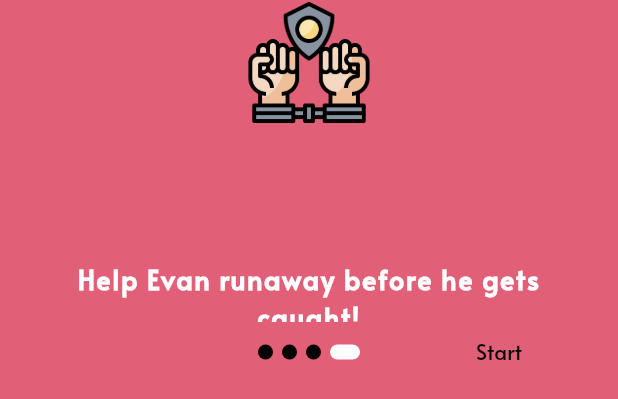
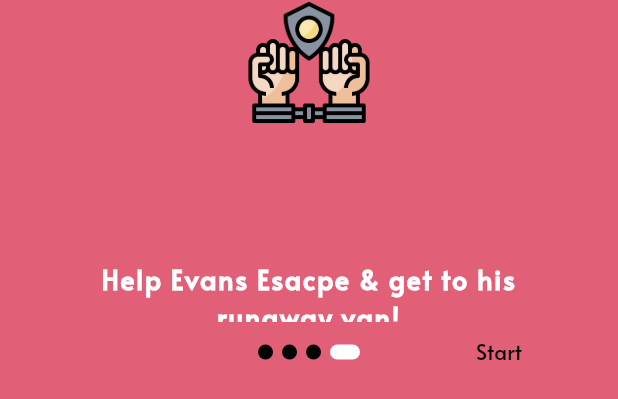
Before and after one commit to parzuko/HelpEvansEscape, a Flutter app: the IntroScreen widget shown alone on an empty page, opened directly, after a tap on "Skip", on a phone screen of 412 x 824 dp. Shown: the top 399 px of the screen. Run offline on Flutter 3.47's test engine with Material 2 defaults, Android fonts, the phone set to English and light mode, and no system bars; drawn by our look-alikes of introduction_screen; missing offline and left inert: maze.

Commit message:
Finish Adding All Assets

```diff
--- a/help_evans_escape/lib/screens/hard.dart
+++ b/help_evans_escape/lib/screens/hard.dart
@@ -162,7 +162,7 @@ class _HardModeState extends State<HardMode> {
                         wallThickness: 5,
                         wallColor: Palette.hard,
                         finish: MazeItem(
-                          "assets/jail.png",
+                          "assets/van.png",
                           ImageType.asset,
                         ),
                         onFinish: () => newGame(),
--- a/help_evans_escape/lib/screens/home_screen.dart
+++ b/help_evans_escape/lib/screens/home_screen.dart
@@ -162,7 +162,7 @@ class _HomeScreenState extends State<HomeScreen> {
                         wallThickness: 5,
                         wallColor: Palette.easy,
                         finish: MazeItem(
-                          "assets/jail.png",
+                          "assets/van.png",
                           ImageType.asset,
                         ),
                         onFinish: () {
--- a/help_evans_escape/lib/screens/info.dart
+++ b/help_evans_escape/lib/screens/info.dart
@@ -19,11 +19,11 @@ class IntroScreen extends StatelessWidget {
       PageViewModel(
         image: Center(
           child: Image.asset(
-            "assets/jail.png",
+            "assets/policeman.png",
             height: 275.0,
           ),
         ),
-        title: "The police is after Evans!",
+        title: "McLeary's blunders enabled Evans to escape! ",
         body: "",
         // footer: Text("Hello"),
         decoration: pageDecoration,
@@ -35,7 +35,7 @@ class IntroScreen extends StatelessWidget {
             height: 275.0,
           ),
         ),
-        title: "The Governer was fooled by Evans again! ",
+        title: "The Governer is extremely furious.",
         body: "",
         // footer: Text("Hello"),
         decoration: pageDecoration,
@@ -43,11 +43,11 @@ class IntroScreen extends StatelessWidget {
       PageViewModel(
         image: Center(
           child: Image.asset(
-            "assets/policeman.png",
+            "assets/jail.png",
             height: 275.0,
           ),
         ),
-        title: "McLeary's blunders were a godsend ",
+        title: "The entire Police is after Evans the Break",
         body: "",
         // footer: Text("Hello"),
         decoration: pageDecoration,
@@ -59,7 +59,7 @@ class IntroScreen extends StatelessWidget {
             height: 275.0,
           ),
         ),
-        title: "Help Evan runaway before he gets caught!",
+        title: "Help Evans Esacpe & get to his runaway van!",
         body: "",
         // footer: Text("Hello"),
         decoration: pageDecoration,
--- a/help_evans_escape/lib/screens/medium.dart
+++ b/help_evans_escape/lib/screens/medium.dart
@@ -162,7 +162,7 @@ class _MediumModeState extends State<MediumMode> {
                         wallThickness: 5,
                         wallColor: Palette.medium,
                         finish: MazeItem(
-                          "assets/jail.png",
+                          "assets/van.png",
                           ImageType.asset,
                         ),
                         onFinish: () => newGame(),
```
Also changed, not shown: help_evans_escape/assets/exercise.png, help_evans_escape/assets/exercise2.png (added), help_evans_escape/assets/lol.png (added), help_evans_escape/assets/van.png (added).
